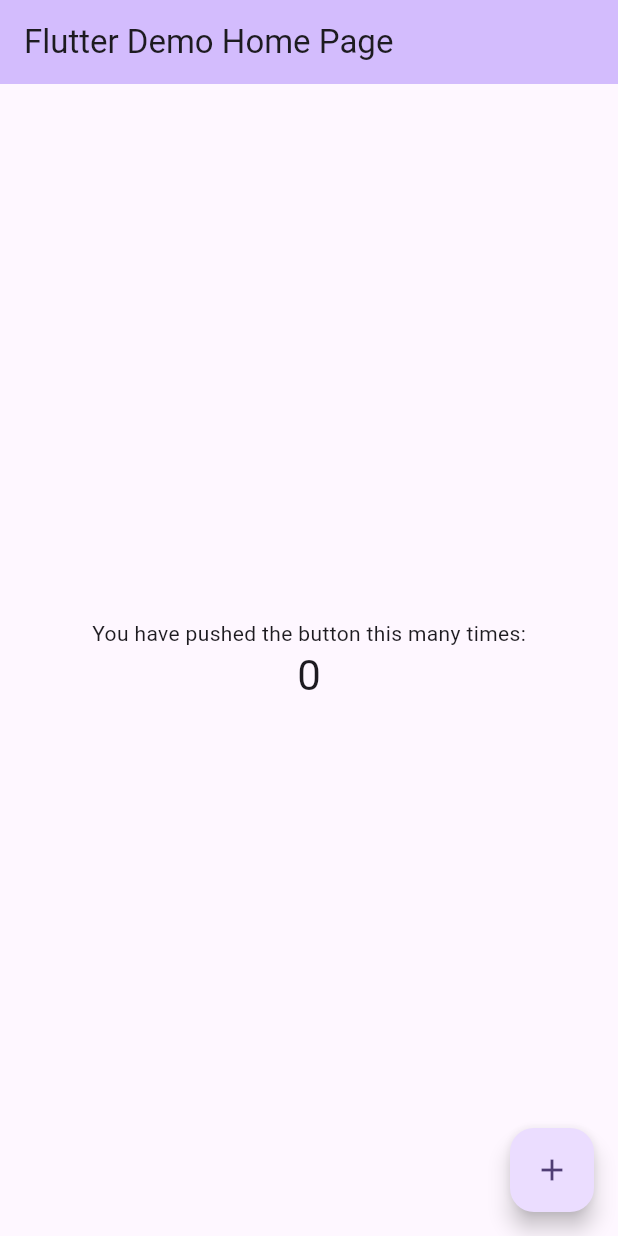
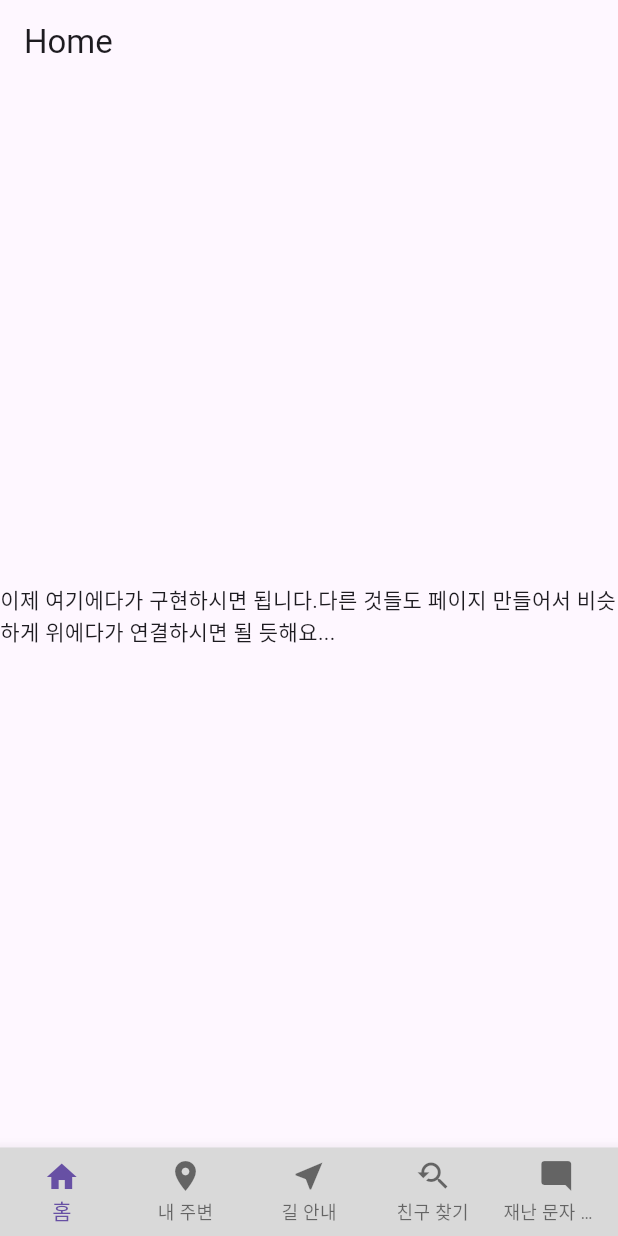
Before and after one commit to 2024-AIML/aiml_mobile_2024, a Flutter app: the screen it shows after launch, on a phone screen of 412 x 824 dp. Run offline on Flutter 3.47's test engine with Material 3 defaults, Android fonts, the phone set to English and light mode, and no system bars.

Commit message:
[Chore] Merge Jeoungyoon Branch

```diff
--- a/lib/main.dart
+++ b/lib/main.dart
@@ -1,4 +1,8 @@
+// import 'package:aiml_mobile_2024/screens/JoinMember.dart';
+// import 'package:aiml_mobile_2024/screens/infra_info.dart';
 import 'package:flutter/material.dart';
+import '../screens/HomeScreen.dart';
+import '../screens/ShowCustomSearchMessage.dart'; // ShowCustomSearchMessages.dart 파일 import
 
 void main() {
   runApp(const MyApp());
@@ -7,119 +11,19 @@
 class MyApp extends StatelessWidget {
   const MyApp({super.key});
 
-  // This widget is the root of your application.
   @override
   Widget build(BuildContext context) {
     return MaterialApp(
-      title: 'Flutter Demo',
-      theme: ThemeData(
-        // This is the theme of your application.
-        //
-        // TRY THIS: Try running your application with "flutter run". You'll see
-        // the application has a purple toolbar. Then, without quitting the app,
-        // try changing the seedColor in the colorScheme below to Colors.green
-        // and then invoke "hot reload" (save your changes or press the "hot
-        // reload" button in a Flutter-supported IDE, or press "r" if you used
-        // the command line to start the app).
-        //
-        // Notice that the counter didn't reset back to zero; the application
-        // state is not lost during the reload. To reset the state, use hot
-        // restart instead.
-        //
-        // This works for code too, not just values: Most code changes can be
-        // tested with just a hot reload.
-        colorScheme: ColorScheme.fromSeed(seedColor: Colors.deepPurple),
-        useMaterial3: true,
-      ),
-      home: const MyHomePage(title: 'Flutter Demo Home Page'),
+
+      initialRoute: '/',
+      routes: {
+        '/': (context) => HomeScreen(),
+        // 이건 임시로 해놓은 화면
+//        '/infra_info': (context) => JoinMember(),
+        // '/navigator': (context) => Navigator(),
+        // '/search_missing_person': (context) => SearchMissingPerson(),
+        '/message': (context) => ShowCustomSearchMessage(),
+      },
     );
   }
 }
-
-class MyHomePage extends StatefulWidget {
-  const MyHomePage({super.key, required this.title});
-
-  // This widget is the home page of your application. It is stateful, meaning
-  // that it has a State object (defined below) that contains fields that affect
-  // how it looks.
-
-  // This class is the configuration for the state. It holds the values (in this
-  // case the title) provided by the parent (in this case the App widget) and
-  // used by the build method of the State. Fields in a Widget subclass are
-  // always marked "final".
-
-  final String title;
-
-  @override
-  State<MyHomePage> createState() => _MyHomePageState();
-}
-
-class _MyHomePageState extends State<MyHomePage> {
-  int _counter = 0;
-
-  void _incrementCounter() {
-    setState(() {
-      // This call to setState tells the Flutter framework that something has
-      // changed in this State, which causes it to rerun the build method below
-      // so that the display can reflect the updated values. If we changed
-      // _counter without calling setState(), then the build method would not be
-      // called again, and so nothing would appear to happen.
-      _counter++;
-    });
-  }
-
-  @override
-  Widget build(BuildContext context) {
-    // This method is rerun every time setState is called, for instance as done
-    // by the _incrementCounter method above.
-    //
-    // The Flutter framework has been optimized to make rerunning build methods
-    // fast, so that you can just rebuild anything that needs updating rather
-    // than having to individually change instances of widgets.
-    return Scaffold(
-      appBar: AppBar(
-        // TRY THIS: Try changing the color here to a specific color (to
-        // Colors.amber, perhaps?) and trigger a hot reload to see the AppBar
-        // change color while the other colors stay the same.
-        backgroundColor: Theme.of(context).colorScheme.inversePrimary,
-        // Here we take the value from the MyHomePage object that was created by
-        // the App.build method, and use it to set our appbar title.
-        title: Text(widget.title),
-      ),
-      body: Center(
-        // Center is a layout widget. It takes a single child and positions it
-        // in the middle of the parent.
-        child: Column(
-          // Column is also a layout widget. It takes a list of children and
-          // arranges them vertically. By default, it sizes itself to fit its
-          // children horizontally, and tries to be as tall as its parent.
-          //
-          // Column has various properties to control how it sizes itself and
-          // how it positions its children. Here we use mainAxisAlignment to
-          // center the children vertically; the main axis here is the vertical
-          // axis because Columns are vertical (the cross axis would be
-          // horizontal).
-          //
-          // TRY THIS: Invoke "debug painting" (choose the "Toggle Debug Paint"
-          // action in the IDE, or press "p" in the console), to see the
-          // wireframe for each widget.
-          mainAxisAlignment: MainAxisAlignment.center,
-          children: <Widget>[
-            const Text(
-              'You have pushed the button this many times:',
-            ),
-            Text(
-              '$_counter',
-              style: Theme.of(context).textTheme.headlineMedium,
-            ),
-          ],
-        ),
-      ),
-      floatingActionButton: FloatingActionButton(
-        onPressed: _incrementCounter,
-        tooltip: 'Increment',
-        child: const Icon(Icons.add),
-      ), // This trailing comma makes auto-formatting nicer for build methods.
-    );
-  }
-}
--- /dev/null
+++ b/lib/screens/HomeScreen.dart
@@ -0,0 +1,15 @@
+import 'package:flutter/material.dart';
+import '../widget/CommonScaffold.dart'; // CommonScaffold.dart 파일 import
+
+class HomeScreen extends StatelessWidget {
+  @override
+  Widget build(BuildContext context) {
+    return const CommonScaffold(
+      title: Text('Home'), // 홈 화면의 타이틀
+      body: Center(
+        child: Text("이제 여기에다가 구현하시면 됩니다."
+            "다른 것들도 페이지 만들어서 비슷하게 위에다가 연결하시면 될 듯해요..."),
+      ),
+    );
+  }
+}
--- /dev/null
+++ b/lib/widget/CommonScaffold.dart
@@ -0,0 +1,56 @@
+// CommonScaffold.dart
+
+import 'package:flutter/material.dart';
+
+class CommonScaffold extends StatelessWidget {
+  final Widget body;
+  final Widget title;
+
+  const CommonScaffold({
+    Key? key,
+    required this.title,
+    required this.body
+  }) : super(key: key); // key를 명시하지 않습니다.
+
+  @override
+  Widget build(BuildContext context) {
+    return Scaffold(
+      appBar: AppBar(
+        title: title,
+      ),
+      body: body,
+      bottomNavigationBar: BottomNavigationBar(
+        type: BottomNavigationBarType.fixed,
+        backgroundColor: Color(0xffD9D9D9),
+        onTap: (int index) {
+          switch (index) {
+            case 0:
+              Navigator.pushNamed(context, '/');
+              break;
+            case 1:
+              Navigator.pushNamed(context, '/infra_info');
+              break;
+            case 2:
+              Navigator.pushNamed(context, '/navigator');
+              break;
+            case 3:
+              Navigator.pushNamed(context, '/search_missing_person');
+              break;
+            case 4:
+              Navigator.pushNamed(context, '/message');
+              break;
+            default:
+              break;
+          }
+        },
+        items: const [
+          BottomNavigationBarItem(icon: Icon(Icons.home), label: '홈'),
+          BottomNavigationBarItem(icon: Icon(Icons.place), label: '내 주변'),
+          BottomNavigationBarItem(icon: Icon(Icons.near_me), label: '길 안내'),
+          BottomNavigationBarItem(icon: Icon(Icons.youtube_searched_for), label: '친구 찾기'),
+          BottomNavigationBarItem(icon: Icon(Icons.mode_comment), label: '재난 문자 목록'),
+        ],
+      ),
+    );
+  }
+}
```
Also changed, not shown: lib/screens/ShowCustomSearchMessage.dart (added, +94 -0 lines).
